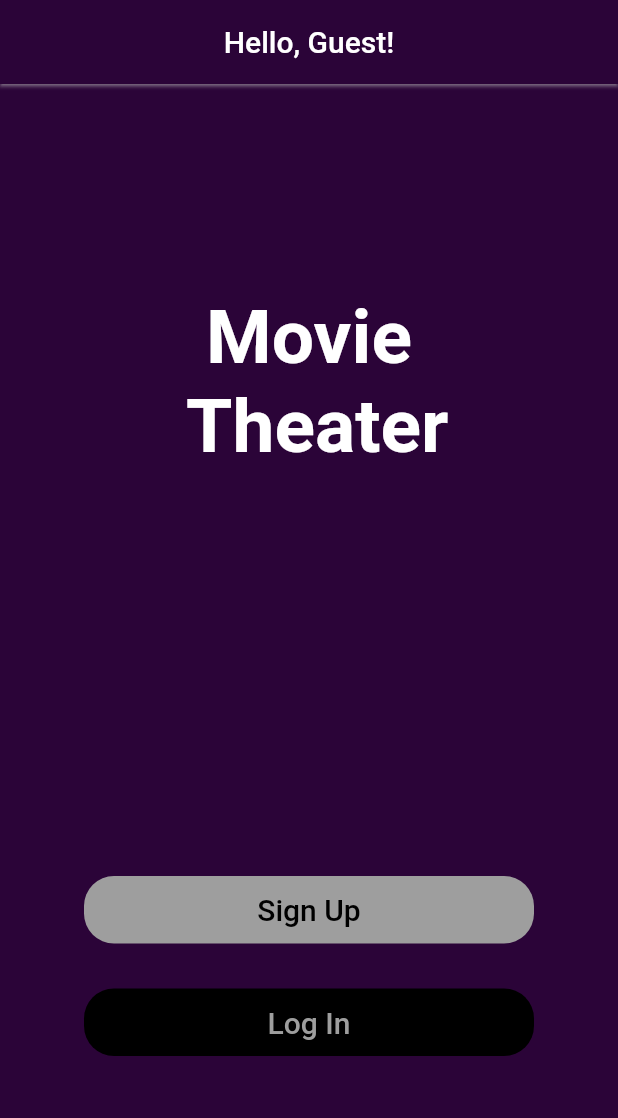
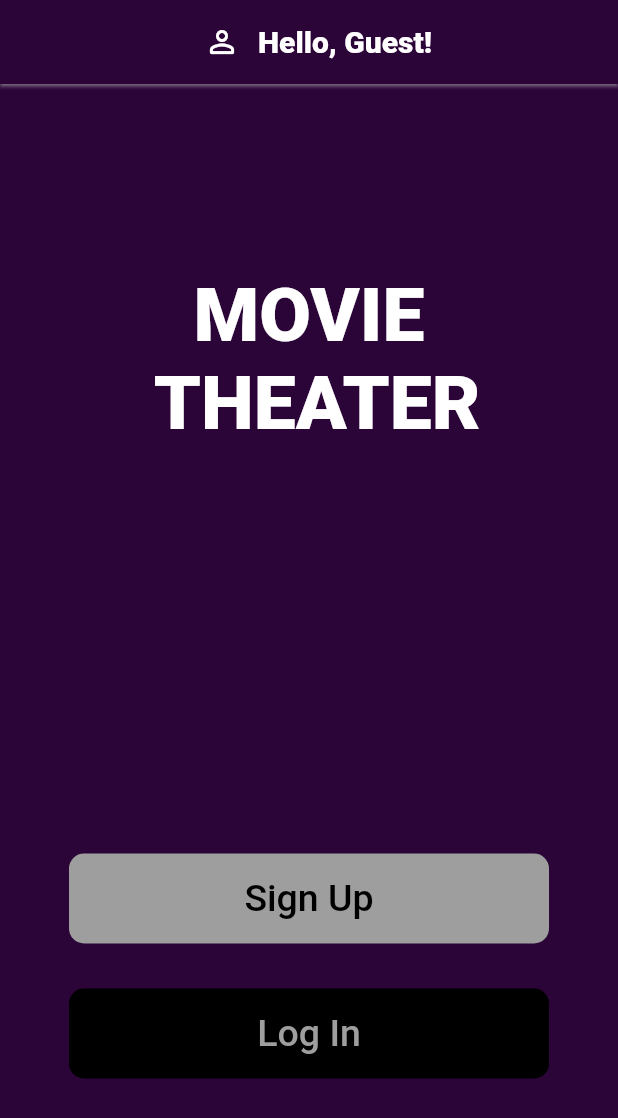
Before and after one commit to Alefig12/mbs, a Flutter app: the screen it shows after launch, on a phone screen of 412 x 824 dp. Shown: the top 1118 px of the screen. Run offline on Flutter 3.47's test engine with Material 2 defaults, Android fonts, the phone set to English and light mode, and no system bars; our stand-ins replace get, google_fonts.

Commit message:
Login done without images

```diff
--- a/lib/ui/pages/login_page.dart
+++ b/lib/ui/pages/login_page.dart
@@ -8,13 +8,20 @@ class LoginPage extends StatelessWidget {
     return Scaffold(
         key: Key('loginPage'),
         appBar: AppBar(
-          title: Text(
-            'Hello, Guest!',
-            style: TextStyle(
-              color: Colors.white,
-              fontSize: 20.0,
+          title: Row(mainAxisAlignment: MainAxisAlignment.center, children: [
+            IconButton(
+              icon: Icon(Icons.person_outline_rounded),
+              onPressed: () {},
             ),
-          ),
+            Text(
+              'Hello, Guest!',
+              style: TextStyle(
+                color: Colors.white,
+                fontSize: 20.0,
+                fontWeight: FontWeight.w900,
+              ),
+            )
+          ]),
           backgroundColor: Color.fromARGB(255, 43, 4, 56),
           centerTitle: true,
           elevation: 1,
@@ -32,19 +39,19 @@ class LoginPage extends StatelessWidget {
                 child: Column(
                   children: [
                     Text(
-                      'Movie \n Theater',
+                      'MOVIE \n THEATER',
                       textAlign: TextAlign.center,
                       style: TextStyle(
                           fontSize: 50.0,
-                          fontWeight: FontWeight.bold,
+                          fontWeight: FontWeight.w900,
                           color: Colors.white),
                     ),
                   ],
                 )),
             SizedBox(height: 250.0),
             SizedBox(
-              width: 300.0,
-              height: 45,
+              width: 320.0,
+              height: 60,
               child: TextButton(
                 style: ButtonStyle(
                   foregroundColor:
@@ -53,21 +60,21 @@ class LoginPage extends StatelessWidget {
                       MaterialStateProperty.all<Color>(Colors.grey),
                   shape: MaterialStateProperty.all<RoundedRectangleBorder>(
                     RoundedRectangleBorder(
-                      borderRadius: BorderRadius.circular(20.0),
+                      borderRadius: BorderRadius.circular(10.0),
                     ),
                   ),
                 ),
                 onPressed: () {},
                 child: Text(
                   'Sign Up',
-                  style: TextStyle(fontSize: 20),
+                  style: TextStyle(fontSize: 25),
                 ),
               ),
             ),
             SizedBox(height: 30.0),
             SizedBox(
-              width: 300.0,
-              height: 45,
+              width: 320.0,
+              height: 60,
               child: TextButton(
                 style: ButtonStyle(
                   foregroundColor:
@@ -76,14 +83,14 @@ class LoginPage extends StatelessWidget {
                       MaterialStateProperty.all<Color>(Colors.black),
                   shape: MaterialStateProperty.all<RoundedRectangleBorder>(
                     RoundedRectangleBorder(
-                      borderRadius: BorderRadius.circular(20.0),
+                      borderRadius: BorderRadius.circular(10.0),
                     ),
                   ),
                 ),
                 onPressed: () {},
                 child: Text(
                   'Log In',
-                  style: TextStyle(fontSize: 20),
+                  style: TextStyle(fontSize: 25),
                 ),
               ),
             ),
```
